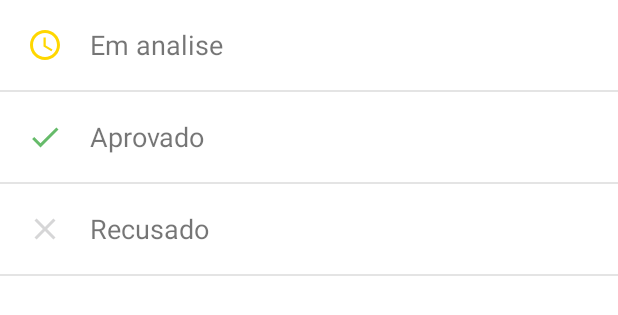
After one commit to mayconmpadev/EcommerceServidorJava, an Android app: the layout dialog_opcao_status.xml on its own in the app's theme, with its tools: preview values and no code run, on a phone screen of 412 x 824 dp. The commit adds this screen. Shown: the top 315 px of the screen. Run offline under Robolectric (Android 15) with nearby library versions, the phone set to English and light mode, and no system bars.

Commit message:
melhorias 19/05/2022

```diff
--- a/app/src/main/java/com/example/ecommerceservidorjava/activity/CheckoutActivity.java
+++ b/app/src/main/java/com/example/ecommerceservidorjava/activity/CheckoutActivity.java
@@ -374,6 +374,7 @@ public class CheckoutActivity extends AppCompatActivity {
     }
 
     private void finalizar() {
+        if (clienteSelecionado != null){
             clienteSelecionado.setNome(binding.edtNome.getText().toString());
             clienteSelecionado.setTelefone1(binding.edtTelefone.getText().toString());
             orcamento = new Orcamento();
@@ -417,6 +418,10 @@ public class CheckoutActivity extends AppCompatActivity {
                 Toast.makeText(this, " erro: " + e.getMessage(), Toast.LENGTH_SHORT).show();
                 e.printStackTrace();
             }
+        }else {
+            Toast.makeText(getApplicationContext(), "Selecione um Cliente", Toast.LENGTH_SHORT).show();
+        }
+
 
     }
 
--- /dev/null
+++ b/app/src/main/res/drawable/ic_analise.xml
@@ -0,0 +1,6 @@
+<vector android:height="24dp" android:tint="#FFFFFF"
+    android:viewportHeight="24" android:viewportWidth="24"
+    android:width="24dp" xmlns:android="http://schemas.android.com/apk/res/android">
+    <path android:fillColor="@android:color/white" android:pathData="M11.99,2C6.47,2 2,6.48 2,12s4.47,10 9.99,10C17.52,22 22,17.52 22,12S17.52,2 11.99,2zM12,20c-4.42,0 -8,-3.58 -8,-8s3.58,-8 8,-8 8,3.58 8,8 -3.58,8 -8,8z"/>
+    <path android:fillColor="@android:color/white" android:pathData="M12.5,7H11v6l5.25,3.15 0.75,-1.23 -4.5,-2.67z"/>
+</vector>
--- /dev/null
+++ b/app/src/main/res/drawable/ic_aprovado.xml
@@ -0,0 +1,5 @@
+<vector android:height="24dp" android:tint="#FFFFFF"
+    android:viewportHeight="24" android:viewportWidth="24"
+    android:width="24dp" xmlns:android="http://schemas.android.com/apk/res/android">
+    <path android:fillColor="@android:color/white" android:pathData="M9,16.17L4.83,12l-1.42,1.41L9,19 21,7l-1.41,-1.41z"/>
+</vector>
--- /dev/null
+++ b/app/src/main/res/drawable/ic_recusado.xml
@@ -0,0 +1,5 @@
+<vector android:height="24dp" android:tint="#FFFFFF"
+    android:viewportHeight="24" android:viewportWidth="24"
+    android:width="24dp" xmlns:android="http://schemas.android.com/apk/res/android">
+    <path android:fillColor="@android:color/white" android:pathData="M19,6.41L17.59,5 12,10.59 6.41,5 5,6.41 10.59,12 5,17.59 6.41,19 12,13.41 17.59,19 19,17.59 13.41,12z"/>
+</vector>
--- /dev/null
+++ b/app/src/main/res/layout/dialog_opcao_status.xml
@@ -0,0 +1,157 @@
+<?xml version="1.0" encoding="utf-8"?>
+<LinearLayout xmlns:android="http://schemas.android.com/apk/res/android"
+    xmlns:app="http://schemas.android.com/apk/res-auto"
+    android:layout_width="match_parent"
+    android:layout_height="match_parent"
+
+    android:orientation="vertical">
+
+    <LinearLayout
+        android:layout_width="match_parent"
+        android:layout_height="wrap_content"
+        android:orientation="vertical">
+
+        <LinearLayout
+            android:id="@+id/ll_analise"
+            android:layout_width="match_parent"
+            android:layout_height="wrap_content"
+            android:foreground="?android:attr/selectableItemBackground"
+            android:orientation="vertical">
+
+            <LinearLayout
+                android:layout_width="match_parent"
+                android:layout_height="wrap_content"
+                android:orientation="horizontal">
+
+                <ImageView
+                    android:layout_width="60dp"
+                    android:layout_height="60dp"
+                    android:scaleType="center"
+                    android:src="@drawable/ic_analise"
+                    app:tint="@color/ouro">
+
+                </ImageView>
+
+                <TextView
+                    android:layout_width="match_parent"
+                    android:layout_height="wrap_content"
+                    android:layout_gravity="center"
+                    android:layout_weight="1"
+                    android:text="Em analise"
+                    android:textSize="18sp">
+
+                </TextView>
+            </LinearLayout>
+
+            <View
+                android:layout_width="match_parent"
+                android:layout_height="1dp"
+                android:background="@color/color_cinza">
+
+            </View>
+        </LinearLayout>
+
+
+    </LinearLayout>
+
+    <LinearLayout
+        android:layout_width="match_parent"
+
+        android:layout_height="wrap_content"
+        android:orientation="vertical">
+
+        <LinearLayout
+            android:id="@+id/ll_aprovado"
+            android:layout_width="match_parent"
+            android:layout_height="wrap_content"
+            android:foreground="?android:attr/selectableItemBackground"
+            android:orientation="vertical">
+
+            <LinearLayout
+                android:layout_width="match_parent"
+                android:layout_height="wrap_content"
+                android:orientation="horizontal">
+
+                <ImageView
+                    android:layout_width="60dp"
+                    android:layout_height="60dp"
+                    android:scaleType="center"
+                    android:src="@drawable/ic_aprovado"
+                    app:tint="@color/color_verde">
+
+                </ImageView>
+
+                <TextView
+                    android:layout_width="match_parent"
+                    android:layout_height="wrap_content"
+                    android:layout_gravity="center"
+                    android:layout_weight="1"
+                    android:text="Aprovado"
+                    android:textSize="18sp">
+
+                </TextView>
+            </LinearLayout>
+
+            <View
+                android:layout_width="match_parent"
+                android:layout_height="1dp"
+                android:background="@color/color_cinza">
+
+            </View>
+        </LinearLayout>
+
+
+    </LinearLayout>
+
+    <LinearLayout
+        android:layout_width="match_parent"
+        android:layout_height="wrap_content"
+        android:orientation="vertical">
+
+        <LinearLayout
+            android:id="@+id/ll_recusado"
+            android:layout_width="match_parent"
+            android:layout_height="wrap_content"
+            android:foreground="?android:attr/selectableItemBackground"
+            android:orientation="vertical">
+
+            <LinearLayout
+                android:layout_width="match_parent"
+                android:layout_height="wrap_content"
+                android:orientation="horizontal">
+
+                <ImageView
+                    android:layout_width="60dp"
+                    android:layout_height="60dp"
+                    android:scaleType="center"
+                    android:src="@drawable/ic_recusado"
+                    app:tint="@color/red">
+
+                </ImageView>
+
+                <TextView
+                    android:layout_width="match_parent"
+                    android:layout_height="wrap_content"
+                    android:layout_gravity="center"
+                    android:layout_weight="1"
+                    android:text="Recusado"
+                    android:textSize="18sp">
+
+                </TextView>
+            </LinearLayout>
+
+            <View
+                android:layout_width="match_parent"
+                android:layout_height="1dp"
+                android:background="@color/color_cinza">
+
+            </View>
+        </LinearLayout>
+
+
+    </LinearLayout>
+
+
+
+
+</LinearLayout>
```
Also changed, not shown: app/src/main/java/com/example/ecommerceservidorjava/activity/ListaOrcamentoActivity.java (+74 -27 lines), app/src/main/java/com/example/ecommerceservidorjava/adapter/ListaOrcamentoAdapter.java (+11 -3 lines). Lines whose indentation alone changed are shown as unchanged.
